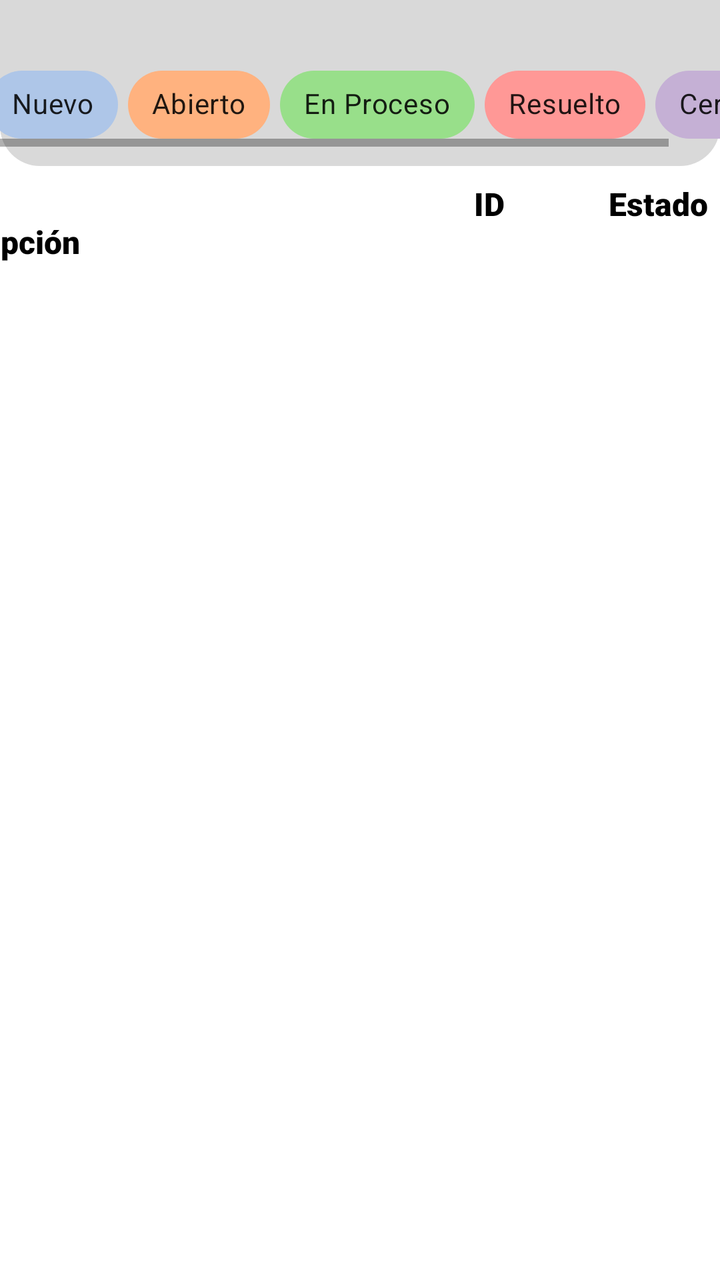
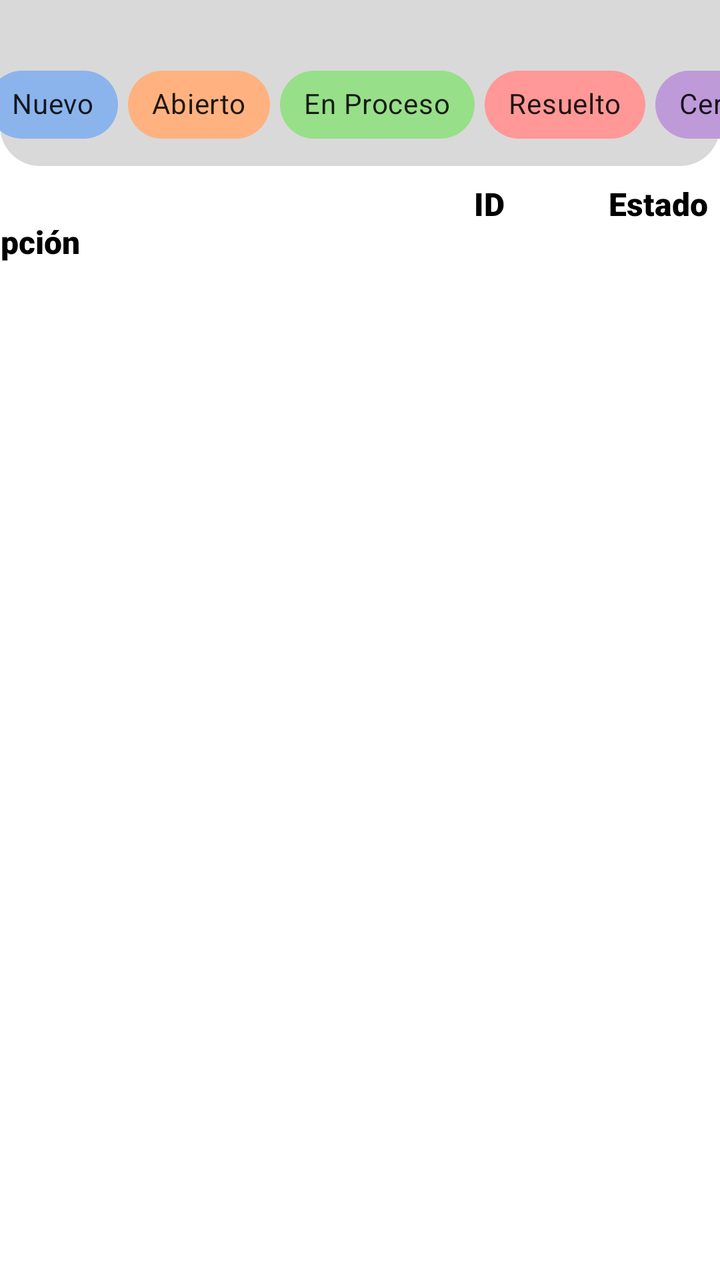

Two renders of the same Android screen: before a commit and after it. Below are the layout's source before the change and the commit's diff.
<!-- AndroidManifest.xml: application theme Theme.AppTickets -->
<!-- res/layout/fragment_list_tickets.xml -->
<?xml version="1.0" encoding="utf-8"?>
<androidx.constraintlayout.widget.ConstraintLayout xmlns:android="http://schemas.android.com/apk/res/android"
    xmlns:app="http://schemas.android.com/apk/res-auto"
    xmlns:tools="http://schemas.android.com/tools"
    android:id="@+id/noTickets"
    android:layout_width="match_parent"
    android:layout_height="match_parent"
    android:background="#FFFFFF"
    tools:context=".View.ListTickets">

    <ImageView
        android:id="@+id/imageView"
        android:layout_width="0dp"
        android:layout_height="83dp"
        android:src="@drawable/recurso_rectangulo"
        app:layout_constraintBottom_toBottomOf="parent"
        app:layout_constraintEnd_toEndOf="parent"
        app:layout_constraintHorizontal_bias="1.0"
        app:layout_constraintStart_toStartOf="parent"
        app:layout_constraintTop_toTopOf="parent"
        app:layout_constraintVertical_bias="0.0" />

    <HorizontalScrollView
        android:layout_width="373dp"
        android:layout_height="46dp"
        app:layout_constraintBottom_toBottomOf="@+id/imageView"
        app:layout_constraintEnd_toEndOf="parent"
        app:layout_constraintStart_toStartOf="@+id/imageView"
        app:layout_constraintTop_toTopOf="@+id/imageView"
        app:layout_constraintVertical_bias="0.74">

        <LinearLayout
            android:layout_width="wrap_content"
            android:layout_height="50dp"
            android:orientation="horizontal">

            <com.google.android.material.chip.Chip
                android:id="@+id/chipNuevo"
                android:layout_width="wrap_content"
                android:layout_height="50dp"
                android:checkable="true"
                android:text="Nuevo"
                android:textStyle="bold"
                app:chipBackgroundColor="@color/estado_nuevo" />

            <Space
                android:layout_width="5dp"
                android:layout_height="match_parent"
                android:layout_weight="1" />

            <com.google.android.material.chip.Chip
                android:id="@+id/chipAbierto"
                android:layout_width="wrap_content"
                android:layout_height="50dp"
                android:checkable="true"
                android:text="Abierto"
                android:textStyle="bold"
                app:chipBackgroundColor="@color/estado_abierto"  />

            <Space
                android:layout_width="5dp"
                android:layout_height="match_parent"
                android:layout_weight="1" />

            <com.google.android.material.chip.Chip
                android:id="@+id/chipProceso"
                android:layout_width="wrap_content"
                android:layout_height="50dp"
                android:checkable="true"
                android:text="En Proceso"
                android:textStyle="bold"
                app:chipBackgroundColor="@color/estado_enProceso"  />

            <Space
                android:layout_width="5dp"
                android:layout_height="match_parent"
                android:layout_weight="1" />

            <com.google.android.material.chip.Chip
                android:id="@+id/chipResuelto"
                android:layout_width="wrap_content"
                android:layout_height="50dp"
                android:checkable="true"
                android:text="Resuelto"
                android:textStyle="bold"
                app:chipBackgroundColor="@color/estado_resuelto"  />

            <Space
                android:layout_width="5dp"
                android:layout_height="match_parent"
                android:layout_weight="1" />

            <com.google.android.material.chip.Chip
                android:id="@+id/chipCerrado"
                android:layout_width="wrap_content"
                android:layout_height="50dp"
                android:checkable="true"
                android:text="Cerrado"
                android:textStyle="bold"
                app:chipBackgroundColor="@color/estado_cerrado"  />

        </LinearLayout>
    </HorizontalScrollView>

    <ListView
        android:id="@+id/listView"
        android:layout_width="0dp"
        android:layout_height="0dp"
        app:layout_constraintBottom_toBottomOf="parent"
        app:layout_constraintEnd_toEndOf="parent"
        app:layout_constraintStart_toStartOf="parent"
        app:layout_constraintTop_toBottomOf="@+id/textView2" >

    </ListView>

    <TextView
        android:id="@+id/textView2"
        android:layout_width="406dp"
        android:layout_height="48dp"
        android:layout_marginTop="8dp"
        android:fontFamily="sans-serif-black"
        android:text="Título                                                            ID             Estado
                      Descripción"
        android:textColor="#000000"
        android:textSize="16sp"
        app:layout_constraintEnd_toEndOf="parent"
        app:layout_constraintHorizontal_bias="1.0"
        app:layout_constraintStart_toStartOf="parent"
        app:layout_constraintTop_toBottomOf="@+id/imageView" />

    <TextView
        android:id="@+id/textView3"
        android:layout_width="wrap_content"
        android:layout_height="wrap_content"
        android:text="No hay tickets disponibles"
        android:visibility="gone"
        app:layout_constraintBottom_toBottomOf="parent"
        app:layout_constraintEnd_toEndOf="parent"
        app:layout_constraintStart_toStartOf="parent"
        app:layout_constraintTop_toTopOf="parent" />


</androidx.constraintlayout.widget.ConstraintLayout>
<!-- resources referenced by this layout -->
<resources>
  <color name="estado_abierto">#ffb27f</color>
  <color name="estado_cerrado">#c5b0d5</color>
  <color name="estado_enProceso">#98df8a</color>
  <color name="estado_nuevo">#aec6e8</color>
  <color name="estado_resuelto">#ff9896</color>
  <!-- drawable recurso_rectangulo (drawable) -->
  <shape xmlns:android="http://schemas.android.com/apk/res/android"
      android:shape="rectangle">
      <solid android:color="#D9D9D9"/>
      <corners android:topLeftRadius="0dp"
          android:topRightRadius="0dp"
          android:bottomLeftRadius="20dp"
          android:bottomRightRadius="20dp"/>
  </shape>
  <style name="Theme.AppTickets" parent="Theme.MaterialComponents.DayNight.NoActionBar">
          
          <item name="colorPrimary">@color/purple_500</item>
          <item name="colorPrimaryVariant">@color/purple_700</item>
          <item name="colorOnPrimary">@color/white</item>
          
          <item name="colorSecondary">@color/teal_200</item>
          <item name="colorSecondaryVariant">@color/teal_700</item>
          <item name="colorOnSecondary">@color/black</item>
          
          <item name="android:statusBarColor">?attr/colorPrimaryVariant</item>
          
      </style>
  <color name="purple_500">#FF6200EE</color>
  <color name="purple_700">#FF3700B3</color>
  <color name="white">#FFFFFFFF</color>
  <color name="teal_200">#FF03DAC5</color>
  <color name="teal_700">#FF018786</color>
  <color name="black">#FF000000</color>
</resources>

<!-- the commit's change to res/layout/fragment_list_tickets.xml (unified diff, before → after) -->
@@ -23,6 +23,7 @@
     <HorizontalScrollView
         android:layout_width="373dp"
         android:layout_height="46dp"
+        android:scrollbarSize="0dp"
         app:layout_constraintBottom_toBottomOf="@+id/imageView"
         app:layout_constraintEnd_toEndOf="parent"
         app:layout_constraintStart_toStartOf="@+id/imageView"
@@ -55,7 +56,7 @@
                 android:checkable="true"
                 android:text="Abierto"
                 android:textStyle="bold"
-                app:chipBackgroundColor="@color/estado_abierto"  />
+                app:chipBackgroundColor="@color/estado_abierto" />
 
             <Space
                 android:layout_width="5dp"
@@ -69,7 +70,7 @@
                 android:checkable="true"
                 android:text="En Proceso"
                 android:textStyle="bold"
-                app:chipBackgroundColor="@color/estado_enProceso"  />
+                app:chipBackgroundColor="@color/estado_enProceso" />
 
             <Space
                 android:layout_width="5dp"
@@ -83,7 +84,7 @@
                 android:checkable="true"
                 android:text="Resuelto"
                 android:textStyle="bold"
-                app:chipBackgroundColor="@color/estado_resuelto"  />
+                app:chipBackgroundColor="@color/estado_resuelto" />
 
             <Space
                 android:layout_width="5dp"
@@ -97,7 +98,7 @@
                 android:checkable="true"
                 android:text="Cerrado"
                 android:textStyle="bold"
-                app:chipBackgroundColor="@color/estado_cerrado"  />
+                app:chipBackgroundColor="@color/estado_cerrado" />
 
         </LinearLayout>
     </HorizontalScrollView>
<!-- resource entries referenced after the edit -->
@@ -1,9 +1,9 @@
 <!-- resources referenced by this layout -->
 <resources>
   <color name="estado_abierto">#ffb27f</color>
-  <color name="estado_cerrado">#c5b0d5</color>
+  <color name="estado_cerrado">#BE9AD9</color>
   <color name="estado_enProceso">#98df8a</color>
-  <color name="estado_nuevo">#aec6e8</color>
+  <color name="estado_nuevo">#8BB4ED</color>
   <color name="estado_resuelto">#ff9896</color>
   <!-- drawable recurso_rectangulo (drawable) -->
   <shape xmlns:android="http://schemas.android.com/apk/res/android"
@@ -16,7 +16,7 @@
   </shape>
   <style name="Theme.AppTickets" parent="Theme.MaterialComponents.DayNight.NoActionBar">
           
-          <item name="colorPrimary">@color/purple_500</item>
+          <item name="colorPrimary">@color/black</item>
           <item name="colorPrimaryVariant">@color/purple_700</item>
           <item name="colorOnPrimary">@color/white</item>
           
@@ -27,7 +27,6 @@
           <item name="android:statusBarColor">?attr/colorPrimaryVariant</item>
           
       </style>
-  <color name="purple_500">#FF6200EE</color>
   <color name="purple_700">#FF3700B3</color>
   <color name="white">#FFFFFFFF</color>
   <color name="teal_200">#FF03DAC5</color>
